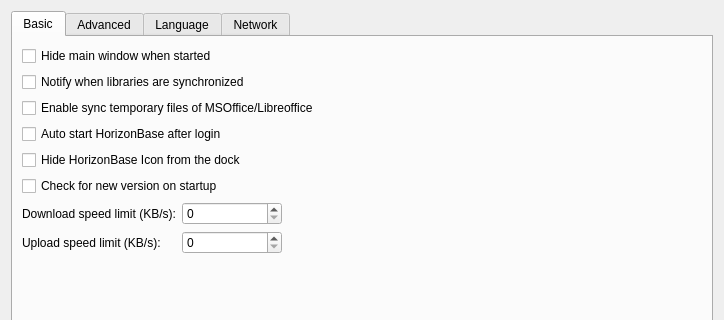
First picture: the form in ui/settings-dialog.ui, repository haiwen/seafile-client, before the edit; both pictures show x 0 to 724 and y 0 to 320 of the 724 by 579 pixel window.
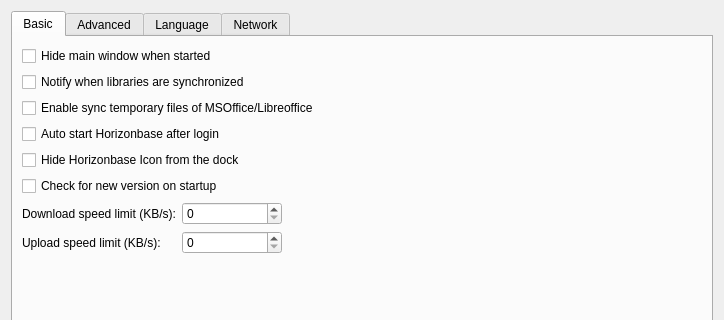
Second picture: the form after the edit.

Commit message: correct HorizonBase to Horizonbase

The edit to the form file:
```diff
--- a/ui/settings-dialog.ui
+++ b/ui/settings-dialog.ui
@@ -48,14 +48,14 @@
        <item>
         <widget class="QCheckBox" name="mAutoStartCheckBox">
          <property name="text">
-          <string>Auto start HorizonBase after login</string>
+          <string>Auto start Horizonbase after login</string>
          </property>
         </widget>
        </item>
        <item>
         <widget class="QCheckBox" name="mHideDockIconCheckBox">
          <property name="text">
-          <string>Hide HorizonBase Icon from the dock</string>
+          <string>Hide Horizonbase Icon from the dock</string>
          </property>
         </widget>
        </item>
```
The commit also changes 37 other files.
